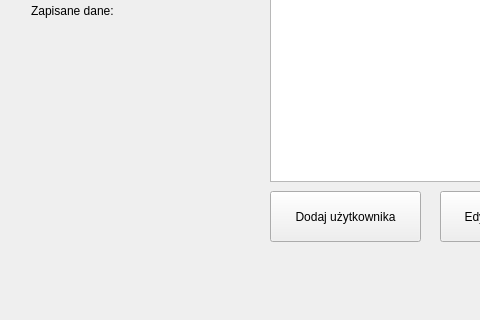
Above: src/mainwindow.ui from sggw-inf-2015-2/kk before the change; both pictures show x 0 to 480 and y 129 to 449 of the 967 by 449 pixel window. Below: the same form after it.
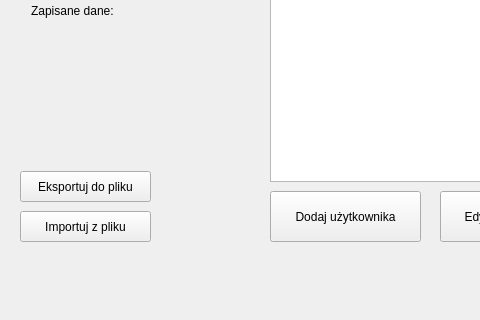
That is the form after the change.

Commit message: Add import/export from csv file

```diff
--- a/src/mainwindow.ui
+++ b/src/mainwindow.ui
@@ -106,6 +106,32 @@
      <string>Edytuj użytkownika</string>
     </property>
    </widget>
+   <widget class="QPushButton" name="ExportUsersDataButton">
+    <property name="geometry">
+     <rect>
+      <x>20</x>
+      <y>300</y>
+      <width>131</width>
+      <height>31</height>
+     </rect>
+    </property>
+    <property name="text">
+     <string>Eksportuj do pliku</string>
+    </property>
+   </widget>
+   <widget class="QPushButton" name="ImportUsersDataButton">
+    <property name="geometry">
+     <rect>
+      <x>20</x>
+      <y>340</y>
+      <width>131</width>
+      <height>31</height>
+     </rect>
+    </property>
+    <property name="text">
+     <string>Importuj z pliku</string>
+    </property>
+   </widget>
   </widget>
   <widget class="QMenuBar" name="menuBar">
    <property name="geometry">
```
The commit also changes 4 other files.
